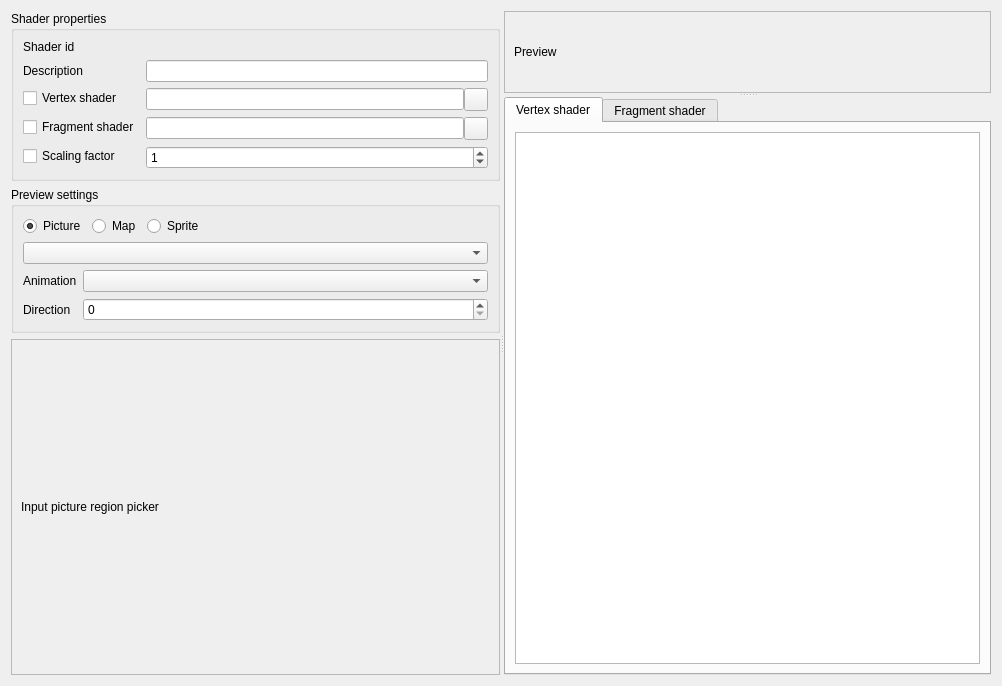
The window that src/widgets/shader_editor.ui (Kangie/solarus) describes before a commit, drawn with Qt 5.
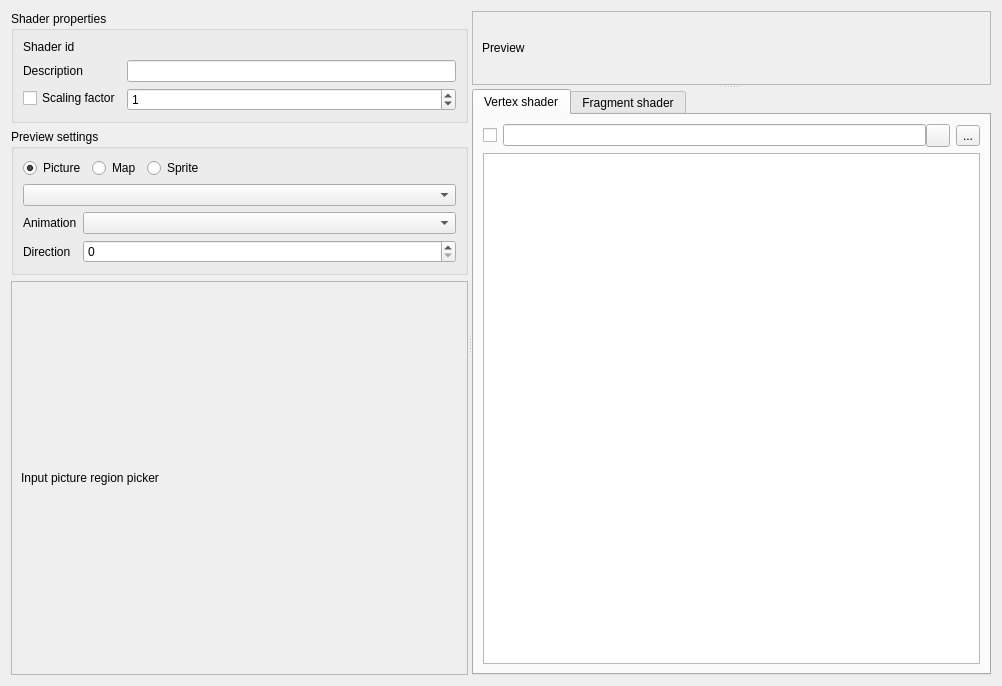
The same window after the commit. The open tabs and pages were chosen to show the change. Icons and pictures are not drawn. Custom widgets are drawn as their Qt base class.

Commit message: Move shader file selectors near their text edits

What changed in the file:
```diff
--- a/src/widgets/shader_editor.ui
+++ b/src/widgets/shader_editor.ui
@@ -71,89 +71,19 @@
            </widget>
           </item>
           <item row="2" column="0">
-           <widget class="QCheckBox" name="vertex_file_check_box">
+           <widget class="QCheckBox" name="scaling_factor_check_box">
             <property name="text">
-             <string>Vertex shader</string>
+             <string>Scaling factor</string>
             </property>
            </widget>
           </item>
           <item row="2" column="1">
-           <layout class="QHBoxLayout" name="vertex_file_layout">
-            <property name="spacing">
-             <number>0</number>
-            </property>
-            <item>
-             <widget class="QLineEdit" name="vertex_file_field">
-              <property name="readOnly">
-               <bool>true</bool>
-              </property>
-             </widget>
-            </item>
-            <item>
-             <widget class="QToolButton" name="vertex_file_browse_button">
-              <property name="toolTip">
-               <string>Edit vertex shader file</string>
-              </property>
-              <property name="text">
-               <string/>
-              </property>
-              <property name="icon">
-               <iconset resource="../../resources/images.qrc">
-                <normaloff>:/images/icon_open.png</normaloff>:/images/icon_open.png</iconset>
-              </property>
-             </widget>
-            </item>
-           </layout>
-          </item>
-          <item row="3" column="0">
-           <widget class="QCheckBox" name="fragment_file_check_box">
-            <property name="text">
-             <string>Fragment shader</string>
-            </property>
-           </widget>
-          </item>
-          <item row="3" column="1">
-           <layout class="QHBoxLayout" name="fragment_file_layout">
-            <property name="spacing">
-             <number>0</number>
-            </property>
-            <item>
-             <widget class="QLineEdit" name="fragment_file_field">
-              <property name="readOnly">
-               <bool>true</bool>
-              </property>
-             </widget>
-            </item>
-            <item>
-             <widget class="QToolButton" name="fragment_file_browse_button">
-              <property name="toolTip">
-               <string>Edit fragment shader file</string>
-              </property>
-              <property name="text">
-               <string/>
-              </property>
-              <property name="icon">
-               <iconset resource="../../resources/images.qrc">
-                <normaloff>:/images/icon_open.png</normaloff>:/images/icon_open.png</iconset>
-              </property>
-             </widget>
-            </item>
-           </layout>
-          </item>
-          <item row="4" column="1">
            <widget class="QSpinBox" name="scaling_factor_field">
             <property name="value">
              <number>1</number>
             </property>
            </widget>
           </item>
-          <item row="4" column="0">
-           <widget class="QCheckBox" name="scaling_factor_check_box">
-            <property name="text">
-             <string>Scaling factor</string>
-            </property>
-           </widget>
-          </item>
          </layout>
         </widget>
        </item>
@@ -339,7 +269,14 @@
                <number>0</number>
               </property>
               <item>
-               <widget class="QComboBox" name="preview_sprite_field"/>
+               <widget class="SolarusEditor::ResourceSelector" name="preview_sprite_field">
+                <property name="sizePolicy">
+                 <sizepolicy hsizetype="Expanding" vsizetype="Fixed">
+                  <horstretch>0</horstretch>
+                  <verstretch>0</verstretch>
+                 </sizepolicy>
+                </property>
+               </widget>
               </item>
               <item>
                <layout class="QFormLayout" name="preview_sprite_details_layout">
@@ -454,7 +391,57 @@
         <attribute name="title">
          <string>Vertex shader</string>
         </attribute>
-        <layout class="QVBoxLayout" name="verticalLayout_2">
+        <layout class="QVBoxLayout" name="verticalLayout_3">
+         <item>
+          <layout class="QHBoxLayout" name="horizontalLayout_2">
+           <item>
+            <widget class="QCheckBox" name="vertex_file_check_box">
+             <property name="text">
+              <string/>
+             </property>
+            </widget>
+           </item>
+           <item>
+            <layout class="QHBoxLayout" name="vertex_file_layout">
+             <property name="spacing">
+              <number>0</number>
+             </property>
+             <item>
+              <widget class="QLineEdit" name="vertex_file_field">
+               <property name="readOnly">
+                <bool>true</bool>
+               </property>
+              </widget>
+             </item>
+             <item>
+              <widget class="QToolButton" name="vertex_file_browse_button">
+               <property name="toolTip">
+                <string>Edit vertex shader file</string>
+               </property>
+               <property name="text">
+                <string/>
+               </property>
+               <property name="icon">
+                <iconset resource="../../resources/images.qrc">
+                 <normaloff>:/images/icon_open.png</normaloff>:/images/icon_open.png</iconset>
+               </property>
+              </widget>
+             </item>
+            </layout>
+           </item>
+           <item>
+            <widget class="QToolButton" name="vertex_file_save_button">
+             <property name="text">
+              <string>...</string>
+             </property>
+             <property name="icon">
+              <iconset resource="../../resources/images.qrc">
+               <normaloff>:/images/icon_save.png</normaloff>:/images/icon_save.png</iconset>
+             </property>
+            </widget>
+           </item>
+          </layout>
+         </item>
          <item>
           <widget class="QPlainTextEdit" name="vertex_shader_text_edit"/>
          </item>
@@ -464,7 +451,57 @@
         <attribute name="title">
          <string>Fragment shader</string>
         </attribute>
-        <layout class="QVBoxLayout" name="verticalLayout_3">
+        <layout class="QVBoxLayout" name="verticalLayout_2">
+         <item>
+          <layout class="QHBoxLayout" name="horizontalLayout">
+           <item>
+            <widget class="QCheckBox" name="fragment_file_check_box">
+             <property name="text">
+              <string/>
+             </property>
+            </widget>
+           </item>
+           <item>
+            <layout class="QHBoxLayout" name="fragment_file_layout">
+             <property name="spacing">
+              <number>0</number>
+             </property>
+             <item>
+              <widget class="QLineEdit" name="fragment_file_field">
+               <property name="readOnly">
+                <bool>true</bool>
+               </property>
+              </widget>
+             </item>
+             <item>
+              <widget class="QToolButton" name="fragment_file_browse_button">
+               <property name="toolTip">
+                <string>Edit fragment shader file</string>
+               </property>
+               <property name="text">
+                <string/>
+               </property>
+               <property name="icon">
+                <iconset resource="../../resources/images.qrc">
+                 <normaloff>:/images/icon_open.png</normaloff>:/images/icon_open.png</iconset>
+               </property>
+              </widget>
+             </item>
+            </layout>
+           </item>
+           <item>
+            <widget class="QToolButton" name="fragment_file_save_button">
+             <property name="text">
+              <string>...</string>
+             </property>
+             <property name="icon">
+              <iconset resource="../../resources/images.qrc">
+               <normaloff>:/images/icon_save.png</normaloff>:/images/icon_save.png</iconset>
+             </property>
+            </widget>
+           </item>
+          </layout>
+         </item>
          <item>
           <widget class="QPlainTextEdit" name="fragement_shader_text_edit"/>
          </item>
@@ -476,6 +513,13 @@
    </item>
   </layout>
  </widget>
+ <customwidgets>
+  <customwidget>
+   <class>SolarusEditor::ResourceSelector</class>
+   <extends>QComboBox</extends>
+   <header>include/widgets/resource_selector.h</header>
+  </customwidget>
+ </customwidgets>
  <resources>
   <include location="../../resources/images.qrc"/>
   <include location="../../resources/images.qrc"/>
```
Left out of the diff: 7 changed lines with no effect on the pictures. The commit also changes 1 other file.
